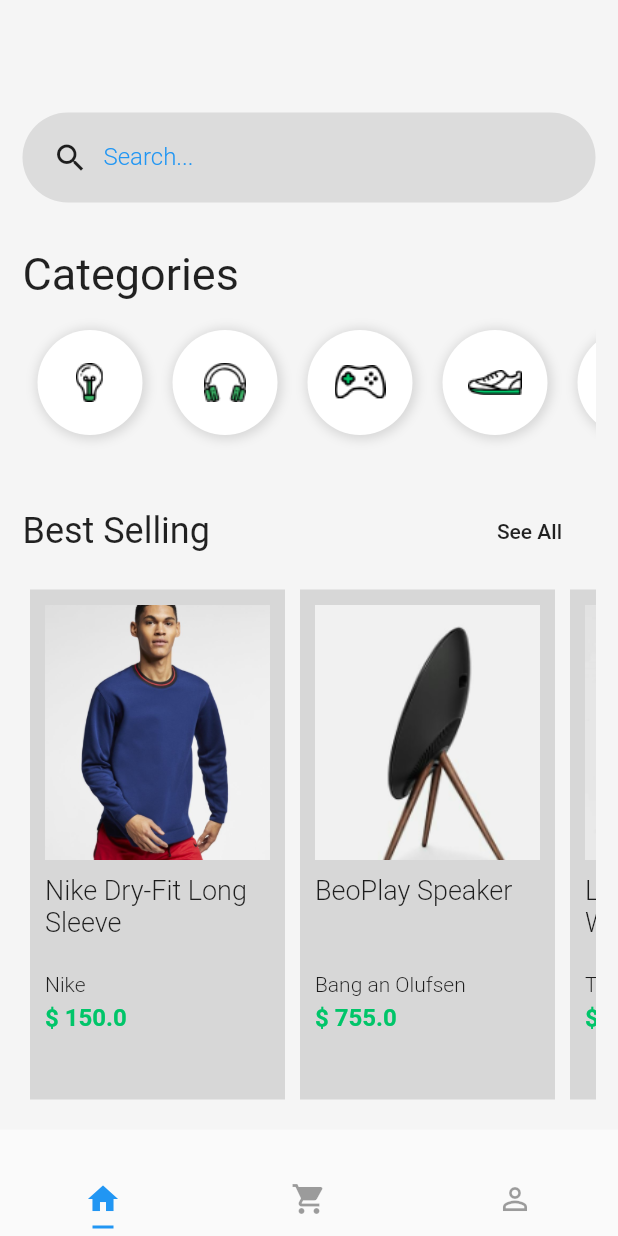
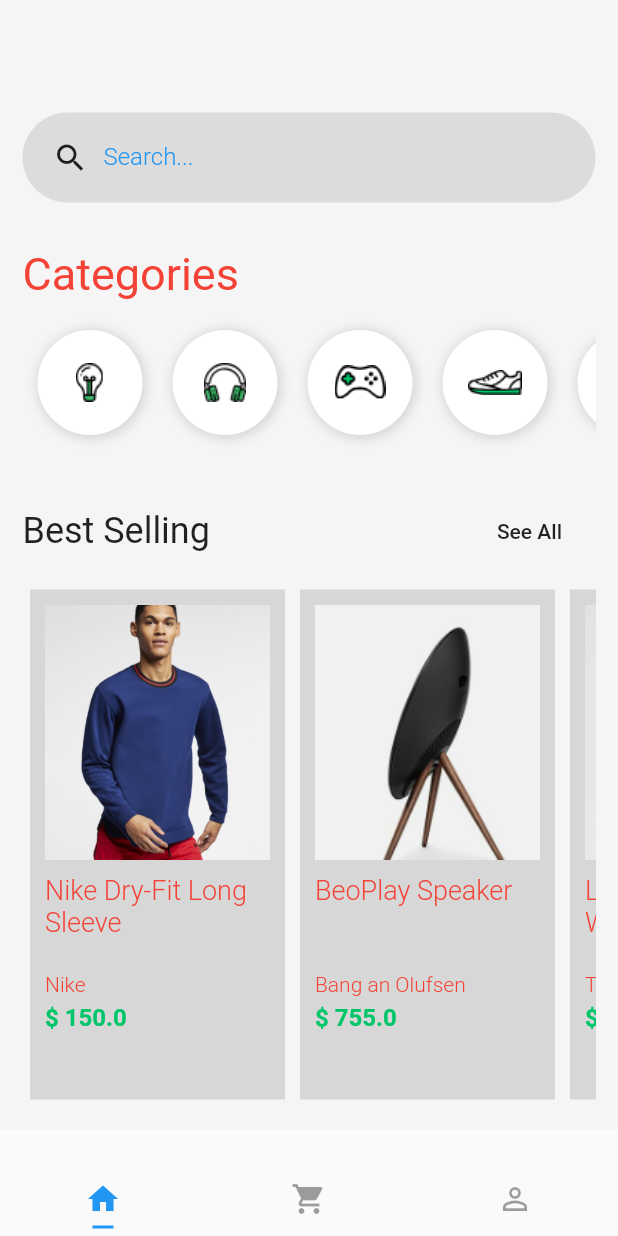
Before and after one commit to cesarbassani/Flutter_layouts, a Flutter app: the screen it shows after launch, on a phone screen of 412 x 824 dp. Run offline on Flutter 3.47's test engine with Material 2 defaults, Android fonts, the phone set to English and light mode, and no system bars.

Commit message:
Criando temas

```diff
--- a/lib/main.dart
+++ b/lib/main.dart
@@ -1,5 +1,6 @@
 import 'package:flutter/material.dart';
 import 'package:shopping/pages/tabs.page.dart';
+import 'package:shopping/themes/light.theme.dart';
 
 void main() => runApp(MyApp());
 
@@ -10,9 +11,7 @@ class MyApp extends StatelessWidget {
     return MaterialApp(
       debugShowCheckedModeBanner: false,
       title: 'Flutter Demo',
-      theme: ThemeData(
-        primarySwatch: Colors.blue,
-      ),
+      theme: lightTheme(),
       home: DefaultTabController(
         length: 3,
         child: TabsPage(),
--- a/lib/pages/login.page.dart
+++ b/lib/pages/login.page.dart
@@ -1,5 +1,4 @@
 import 'package:flutter/material.dart';
-import 'package:shopping/pages/home.page.dart';
 import 'package:shopping/pages/signup.page.dart';
 
 class LoginPage extends StatelessWidget {
--- /dev/null
+++ b/lib/themes/light.theme.dart
@@ -0,0 +1,19 @@
+import 'package:flutter/material.dart';
+
+const brightness = Brightness.light;
+const primaryColor = const Color(0xFF00C569);
+const lightColor = const Color(0xFFFFFFFF);
+const backgroundColor = const Color(0xFFF5F5F5);
+
+ThemeData lightTheme() {
+  return ThemeData(
+    brightness: brightness,
+    textTheme: new TextTheme(
+      body1: new TextStyle(color: Colors.red),
+      display4: new TextStyle(fontSize: 78),
+      button: new TextStyle(color: Colors.green),
+    ),
+    primaryColor: primaryColor,
+    accentColor: Colors.white,
+  );
+}
--- a/lib/widgets/product/product-list.widget.dart
+++ b/lib/widgets/product/product-list.widget.dart
@@ -10,7 +10,7 @@ class ProductList extends StatelessWidget {
   Widget build(BuildContext context) {
     return Container(
       child: ListView(
-        scrollDirection: Axis.horizontal,
+        scrollDirection: scrollDirection,
         children: <Widget>[
           ProductCard(
             title: "Nike Dry-Fit Long Sleeve",
```
Also changed, not shown: lib/pages/product.page.dart (+14 -3 lines), lib/widgets/product/product-card.widget.dart (+6 -1 lines).
